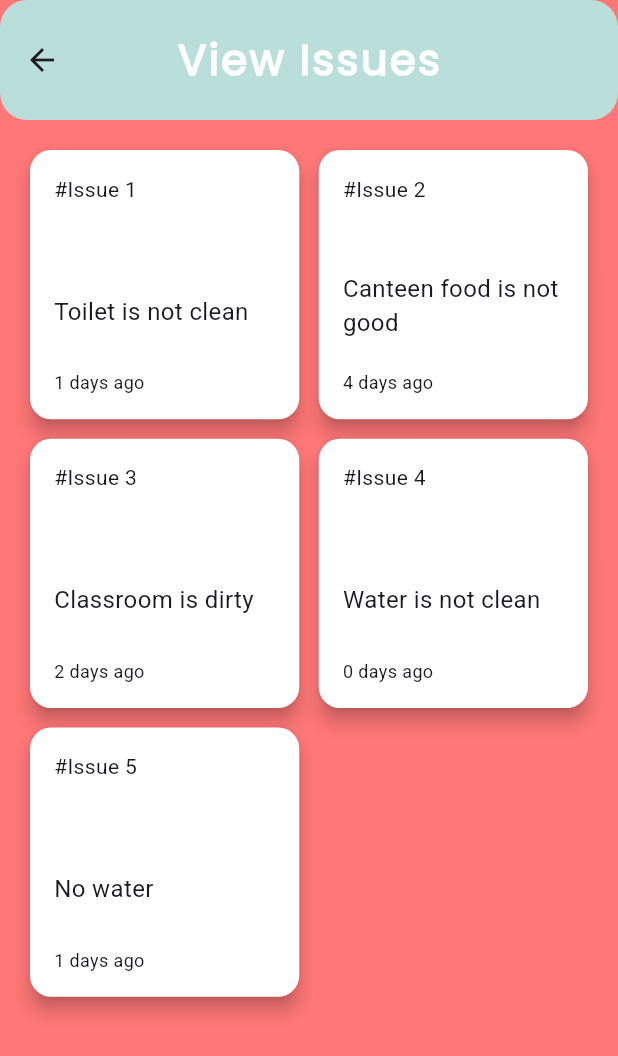
After one commit to meetasati07/Campus_Complaint, a Flutter app: the HomePage screen opened directly, after a tap on "View All >", on a phone screen of 412 x 824 dp. The commit adds this screen. Shown: the top 1056 px of the screen. Run offline on Flutter 3.47's test engine with Material 3 defaults, Android fonts, the phone set to English and light mode, and no system bars.

Commit message:
feat: view all issues

```diff
--- a/lib/pages/home_page.dart
+++ b/lib/pages/home_page.dart
@@ -1,5 +1,6 @@
 import 'package:campus_complaint/constants/all_issues.dart';
 import 'package:campus_complaint/constants/my_issues.dart';
+import 'package:campus_complaint/pages/view_issues_page.dart';
 import 'package:campus_complaint/widgets/profile.dart';
 import 'package:flutter/material.dart';
 
@@ -17,9 +18,7 @@ class HomePage extends StatelessWidget {
       appBar: AppBar(
         title: Text('Hi, Meet'),
         centerTitle: false,
-        actions: [
-          Profile()
-        ],
+        actions: [Profile()],
       ),
       body: Padding(
         padding: const EdgeInsets.all(16.0),
@@ -31,11 +30,19 @@ class HomePage extends StatelessWidget {
               mainAxisAlignment: MainAxisAlignment.spaceBetween,
               children: [
                 Text('Latest Issues', style: textStyle),
-                Text(
+                GestureDetector(
+                  onTap: () {
+                    Navigator.push(
+                      context,
+                      MaterialPageRoute(builder: (_) => ViewIssuesPage(issueType: 'latest_issues',)),
+                    );
+                  },
+                  child: Text(
                     'View All >',
                     style: TextStyle(
                       fontSize: 14,
                       color: Theme.of(context).primaryColor,
+                    ),
                   ),
                 ),
               ],
@@ -85,11 +92,19 @@ class HomePage extends StatelessWidget {
               mainAxisAlignment: MainAxisAlignment.spaceBetween,
               children: [
                 Text('My Issues', style: textStyle),
-                Text(
+                GestureDetector(
+                  onTap: () {
+                    Navigator.push(
+                      context,
+                      MaterialPageRoute(builder: (_) => ViewIssuesPage(issueType: 'my_issues',)),
+                    );
+                  },
+                  child: Text(
                     'View All >',
                     style: TextStyle(
                       fontSize: 14,
                       color: Theme.of(context).primaryColor,
+                    ),
                   ),
                 ),
               ],
--- /dev/null
+++ b/lib/pages/view_issues_page.dart
@@ -0,0 +1,71 @@
+import 'package:campus_complaint/constants/all_issues.dart';
+import 'package:campus_complaint/constants/my_issues.dart';
+import 'package:flutter/material.dart';
+
+class ViewIssuesPage extends StatelessWidget {
+  final String issueType;
+  const ViewIssuesPage({super.key, required this.issueType});
+
+  @override
+  Widget build(BuildContext context) {
+    return Scaffold(
+      appBar: AppBar(title: Text('View Issues')),
+      body: SingleChildScrollView(
+        child: Padding(
+          padding: const EdgeInsets.all(16.0),
+          child: Column(
+            children: [
+              SizedBox(
+                width: double.infinity,
+                height: 1000,
+                child: GridView.builder(
+                  gridDelegate: SliverGridDelegateWithFixedCrossAxisCount(
+                    crossAxisCount: 2,
+                    mainAxisSpacing: 5,
+                    crossAxisSpacing: 5,
+                  ),
+                  itemCount: issueType == 'my_issues'
+                      ? myIssues.length
+                      : allIssues.length,
+                  itemBuilder: (context, index) {
+                    final issue = issueType == 'my_issues'
+                        ? myIssues[index]
+                        : allIssues[index];
+                    return SizedBox(
+                      width: 150,
+                      child: Card(
+                        child: Padding(
+                          padding: const EdgeInsets.all(16.0),
+                          child: Column(
+                            mainAxisAlignment: MainAxisAlignment.spaceBetween,
+                            crossAxisAlignment: CrossAxisAlignment.start,
+                            children: [
+                              SelectableText(
+                                '#Issue ${issue['issueNo']}',
+                                style: TextStyle(fontSize: 14),
+                              ),
+                              SizedBox(height: 5),
+                              Text(
+                                '${issue['problem']}',
+                                overflow: TextOverflow.clip,
+                                style: TextStyle(fontSize: 16),
+                              ),
+                              Text(
+                                '${issue['created']} days ago',
+                                style: TextStyle(fontSize: 12),
+                              ),
+                            ],
+                          ),
+                        ),
+                      ),
+                    );
+                  },
+                ),
+              ),
+            ],
+          ),
+        ),
+      ),
+    );
+  }
+}
--- a/lib/widgets/signup_form.dart
+++ b/lib/widgets/signup_form.dart
@@ -1,6 +1,5 @@
 import 'package:campus_complaint/widgets/bottom_navigation.dart';
 import 'package:flutter/material.dart';
-import 'package:flutter/services.dart';
 
 class SignupForm extends StatefulWidget {
   const SignupForm({super.key});
```
Lines whose indentation alone changed are shown as unchanged.
